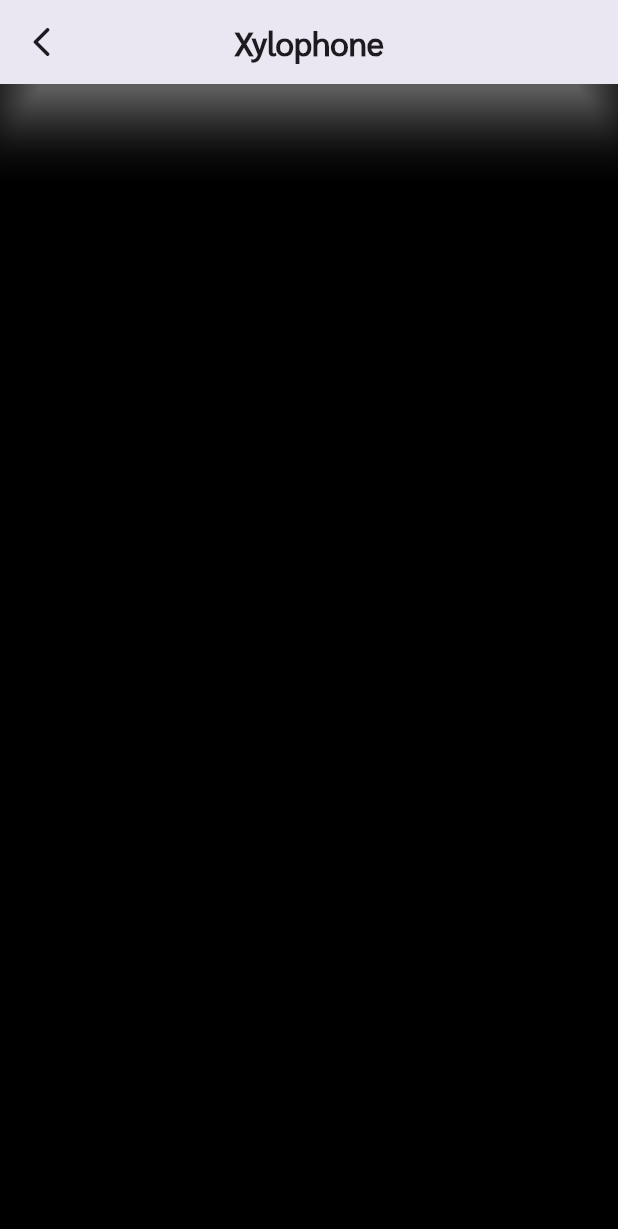
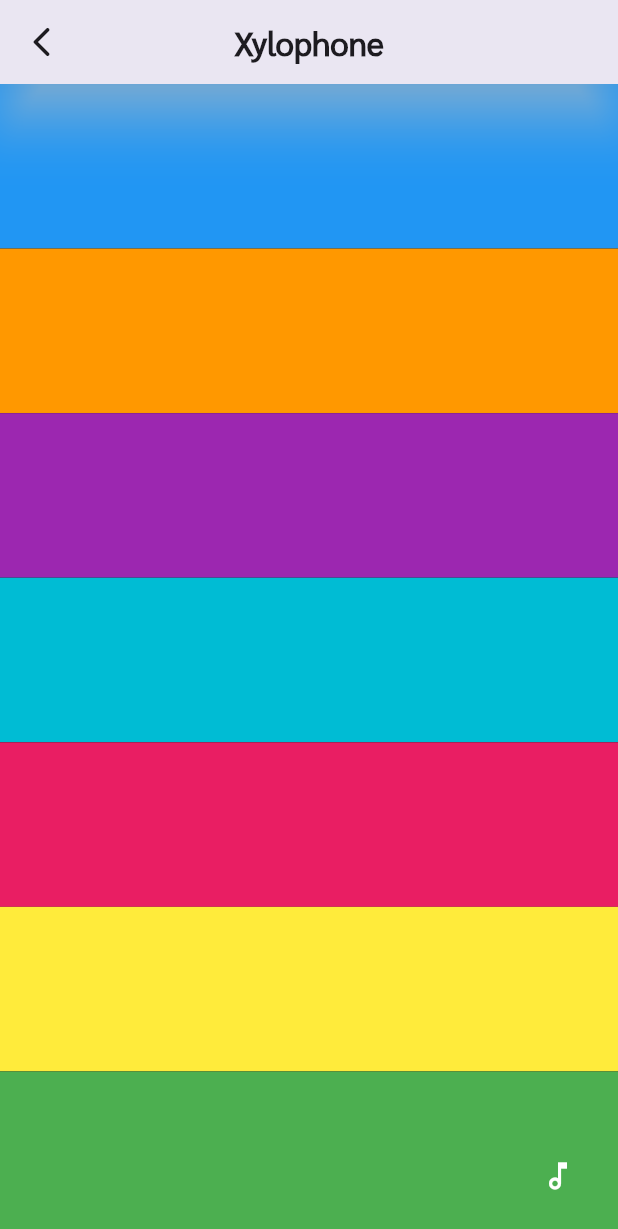
Before and after one commit to KASRA10/Xylophone_v2, a Flutter app: the screen it shows after launch, on a phone screen of 412 x 824 dp. Shown: the top 1229 px of the screen. Run offline on Flutter 3.47's test engine with Material 3 defaults, Android fonts, the phone set to English and light mode, and no system bars.

Commit message:
Finish First part Of UI

```diff
--- a/lib/main.dart
+++ b/lib/main.dart
@@ -44,8 +44,120 @@
           ),
         ),
       ),
-      body: const SafeArea(
-        child: Column(),
+      body: SafeArea(
+        child: Column(
+          crossAxisAlignment: CrossAxisAlignment.stretch,
+          children: [
+            Expanded(
+              child: ElevatedButton(
+                onPressed: () {},
+                style: ElevatedButton.styleFrom(
+                  backgroundColor: Colors.blue,
+                  shape: const RoundedRectangleBorder(
+                    borderRadius: BorderRadius.all(
+                      Radius.circular(0.0),
+                    ),
+                  ),
+                ),
+                child: const Text(''),
+              ),
+            ),
+            Expanded(
+              child: ElevatedButton(
+                onPressed: () {},
+                style: ElevatedButton.styleFrom(
+                  backgroundColor: Colors.orange,
+                  shape: const RoundedRectangleBorder(
+                    borderRadius: BorderRadius.all(
+                      Radius.circular(0.0),
+                    ),
+                  ),
+                ),
+                child: const Text(''),
+              ),
+            ),
+            Expanded(
+              child: ElevatedButton(
+                onPressed: () {},
+                style: ElevatedButton.styleFrom(
+                  backgroundColor: Colors.purple,
+                  shape: const RoundedRectangleBorder(
+                    borderRadius: BorderRadius.all(
+                      Radius.circular(0.0),
+                    ),
+                  ),
+                ),
+                child: const Text(''),
+              ),
+            ),
+            Expanded(
+              child: ElevatedButton(
+                onPressed: () {},
+                style: ElevatedButton.styleFrom(
+                  backgroundColor: Colors.cyan,
+                  shape: const RoundedRectangleBorder(
+                    borderRadius: BorderRadius.all(
+                      Radius.circular(0.0),
+                    ),
+                  ),
+                ),
+                child: const Text(''),
+              ),
+            ),
+            Expanded(
+              child: ElevatedButton(
+                onPressed: () {},
+                style: ElevatedButton.styleFrom(
+                  backgroundColor: Colors.pink,
+                  shape: const RoundedRectangleBorder(
+                    borderRadius: BorderRadius.all(
+                      Radius.circular(0.0),
+                    ),
+                  ),
+                ),
+                child: const Text(''),
+              ),
+            ),
+            Expanded(
+              child: ElevatedButton(
+                onPressed: () {},
+                style: ElevatedButton.styleFrom(
+                  backgroundColor: Colors.yellow,
+                  shape: const RoundedRectangleBorder(
+                    borderRadius: BorderRadius.all(
+                      Radius.circular(0.0),
+                    ),
+                  ),
+                ),
+                child: const Text(''),
+              ),
+            ),
+            Expanded(
+              child: ElevatedButton(
+                onPressed: () {},
+                style: ElevatedButton.styleFrom(
+                  backgroundColor: Colors.green,
+                  shape: const RoundedRectangleBorder(
+                    borderRadius: BorderRadius.all(
+                      Radius.circular(0.0),
+                    ),
+                  ),
+                ),
+                child: const Text(''),
+              ),
+            ),
+          ], // End Of Children
+        ),
+      ),
+      floatingActionButton: IconButton(
+        onPressed: () {},
+        color: Colors.white,
+        tooltip: 'A Button To Press All Sounds Notes',
+        enableFeedback: true,
+        icon: const Icon(
+          Icons.music_note_outlined,
+          semanticLabel: 'Note Icon To Play All Sounds/ Notes',
+        ),
       ),
     ); // End Of Scaffold
   } // End Of Build
```
